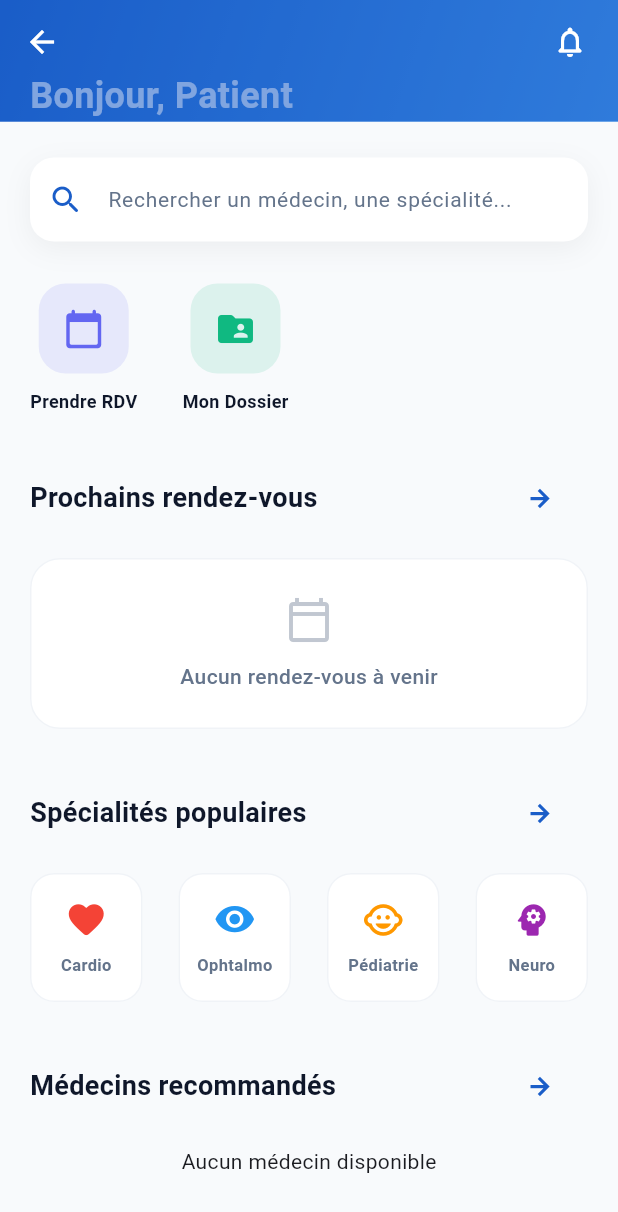
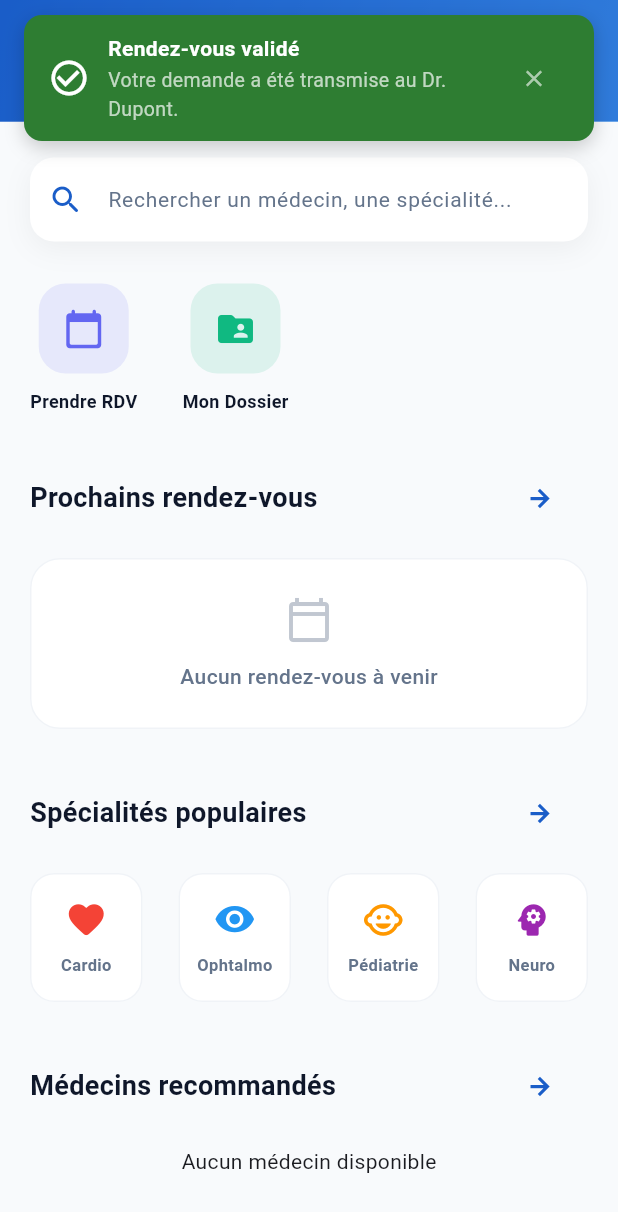
Before and after one commit to RalisataRelahy/medilink_apps, a Flutter app: the PatientDashboardScreen screen opened directly, scrolled down 59 dp, after a tap on the "notifications none" icon, on a phone screen of 412 x 824 dp. Shown: the top 1212 px of the screen. Run offline on Flutter 3.47's test engine with Material 3 defaults, Android fonts, the light colour scheme and no system bars; our stand-ins replace flutter_riverpod, go_router, shared_preferences, supabase_flutter; accounts and stored records are empty.

Commit message:
adding appointment features and the first stape of notification with notification_model.dart and more other.

```diff
--- a/lib/features/appointments/views/widgets/build_appointment_list.dart
+++ b/lib/features/appointments/views/widgets/build_appointment_list.dart
@@ -118,7 +118,8 @@ Widget buildAppointmentList(List<AppointmentModel> list, UserRole userRole) {
                                 children: [
                                   Text(
                                     userRole == UserRole.patient
-                                        ? "Dr. ${profile?.fullName ?? 'Inconnu'}"
+                                        ? "Dr. ${profile?.fullName ??
+                                        'Inconnu'}"
                                         : (profile?.fullName ?? "Patient Inconnu"),
                                     style: const TextStyle(
                                       fontWeight: FontWeight.bold,
@@ -140,7 +141,7 @@ Widget buildAppointmentList(List<AppointmentModel> list, UserRole userRole) {
                                       const SizedBox(width: 4),
                                       Expanded(
                                         child: Text(
-                                          rdv.localization,
+                                          rdv.localization ?? "undefined",
                                           style: const TextStyle(color: AppColors.textGrey, fontSize: 13),
                                           overflow: TextOverflow.ellipsis,
                                         ),
--- a/lib/features/patients/views/screens/patient_dashboard.dart
+++ b/lib/features/patients/views/screens/patient_dashboard.dart
@@ -19,12 +19,97 @@ class PatientDashboardScreen extends ConsumerStatefulWidget {
 }
 
 class _PatientDashboardScreenState extends ConsumerState<PatientDashboardScreen> {
-  final TextEditingController _searchCtrl = TextEditingController();
 
-  @override
-  void dispose() {
-    _searchCtrl.dispose();
-    super.dispose();
+  void _navigateToSearch() {
+    context.push('/doctorslist');
+  }
+
+  void showNotificationPopUp({
+    required BuildContext context,
+    required String message,
+    required String title,
+    IconData icon = Icons.info_outline,
+    Color backgroundColor = const Color(0xFF1E1E24),
+  }) {
+    // 1. Trouver l'état de l'overlay actuel
+    final overlayState = Overlay.of(context);
+    late OverlayEntry overlayEntry;
+
+    // 2. Créer le widget de la notification
+    overlayEntry = OverlayEntry(
+      builder: (context) =>
+          Positioned(
+            top: MediaQuery
+                .of(context)
+                .padding
+                .top + 10, // Juste en dessous de la barre de statut
+            left: 16,
+            right: 16,
+            child: Material(
+              color: Colors.transparent,
+              child: Container(
+                padding: const EdgeInsets.symmetric(
+                    horizontal: 16, vertical: 12),
+                decoration: BoxDecoration(
+                  color: backgroundColor,
+                  borderRadius: BorderRadius.circular(12),
+                  boxShadow: [
+                    BoxShadow(
+                      color: Colors.black.withOpacity(0.2),
+                      blurRadius: 10,
+                      offset: const Offset(0, 4),
+                    ),
+                  ],
+                ),
+                child: Row(
+                  children: [
+                    Icon(icon, color: Colors.white, size: 28),
+                    const SizedBox(width: 12),
+                    Expanded(
+                      child: Column(
+                        crossAxisAlignment: CrossAxisAlignment.start,
+                        mainAxisSize: MainAxisSize.min,
+                        children: [
+                          Text(
+                            title,
+                            style: const TextStyle(
+                              color: Colors.white,
+                              fontWeight: FontWeight.bold,
+                              fontSize: 14,
+                            ),
+                          ),
+                          const SizedBox(height: 2),
+                          Text(
+                            message,
+                            style: const TextStyle(color: Colors.white70,
+                                fontSize: 13),
+                          ),
+                        ],
+                      ),
+                    ),
+                    IconButton(
+                      icon: const Icon(
+                          Icons.close, color: Colors.white60, size: 18),
+                      onPressed: () =>
+                          overlayEntry
+                              .remove(), // Permet de fermer manuellement
+                    ),
+                  ],
+                ),
+              ),
+            ),
+          ),
+    );
+
+    // 3. Insérer dans l'écran
+    overlayState.insert(overlayEntry);
+
+    // 4. Supprimer automatiquement après 3 secondes
+    Future.delayed(const Duration(seconds: 3), () {
+      if (overlayEntry.mounted) {
+        overlayEntry.remove();
+      }
+    });
   }
 
   @override
@@ -56,7 +141,7 @@ class _PatientDashboardScreenState extends ConsumerState<PatientDashboardScreen>
                   _buildSpecialtiesGrid(),
                   const SizedBox(height: 32),
                   _buildSectionHeader("Médecins recommandés", () =>
-                      context.push('/doctorslist')),
+                      context.push('/doctorslist/q=''')),
                   const SizedBox(height: 16),
                   _buildRecommendedDoctors(ref),
                   const SizedBox(height: 40),
@@ -111,7 +196,15 @@ class _PatientDashboardScreenState extends ConsumerState<PatientDashboardScreen>
       ),
       actions: [
         IconButton(
-          onPressed: () {},
+          onPressed: () {
+            showNotificationPopUp(
+              context: context,
+              title: "Rendez-vous validé",
+              message: "Votre demande a été transmise au Dr. Dupont.",
+              icon: Icons.check_circle_outline,
+              backgroundColor: Colors.green.shade800,
+            );
+          },
           icon: const Icon(Icons.notifications_none_rounded, color: Colors.white),
         ),
         const SizedBox(width: 8),
@@ -120,7 +213,9 @@ class _PatientDashboardScreenState extends ConsumerState<PatientDashboardScreen>
   }
 
   Widget _buildSearchBar() {
-    return Container(
+    return GestureDetector(
+      onTap: () => _navigateToSearch(),
+      child: Container(
         decoration: BoxDecoration(
           color: Colors.white,
           borderRadius: BorderRadius.circular(16),
@@ -133,13 +228,16 @@ class _PatientDashboardScreenState extends ConsumerState<PatientDashboardScreen>
           ],
         ),
         child: TextField(
-        controller: _searchCtrl,
           decoration: InputDecoration(
             hintText: "Rechercher un médecin, une spécialité...",
             hintStyle: const TextStyle(color: AppColors.textGrey, fontSize: 14),
-          prefixIcon: const Icon(Icons.search_rounded, color: AppColors.primary),
+            prefixIcon: const Icon(
+                Icons.search_rounded, color: AppColors.primary),
             border: InputBorder.none,
-          contentPadding: const EdgeInsets.symmetric(horizontal: 20, vertical: 16),
+            contentPadding: const EdgeInsets.symmetric(
+                horizontal: 20, vertical: 16),
+          ),
+          enabled: false,
         ),
       ),
     );
```
Also changed, not shown: lib/app/router/app_router.dart (+9 -1 lines), lib/features/appointments/data/models/appointment_models.dart (+9 -4 lines), lib/features/appointments/data/services/appointments_services.dart (+37 -3 lines), lib/features/appointments/views/providers/appointment_provider.dart (+58 -0 lines), lib/features/appointments/views/screens/add_appointment.dart (added, +279 -0 lines), lib/features/appointments/views/screens/appointments_screen.dart (+8 -2 lines), lib/features/auth/data/services/auth_service.dart (+41 -14 lines), lib/features/notifications/data/models/notification_model.dart (added, +72 -0 lines), lib/features/patients/views/screens/doctor_list.dart (+19 -10 lines). Lines whose indentation alone changed are shown as unchanged.
